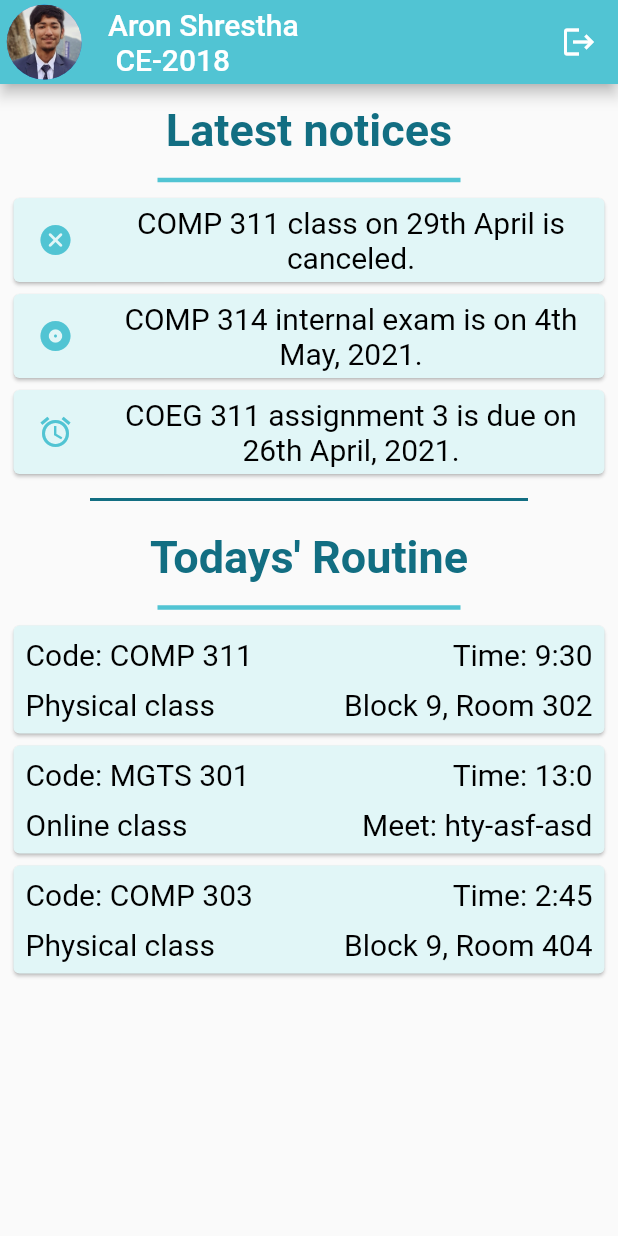
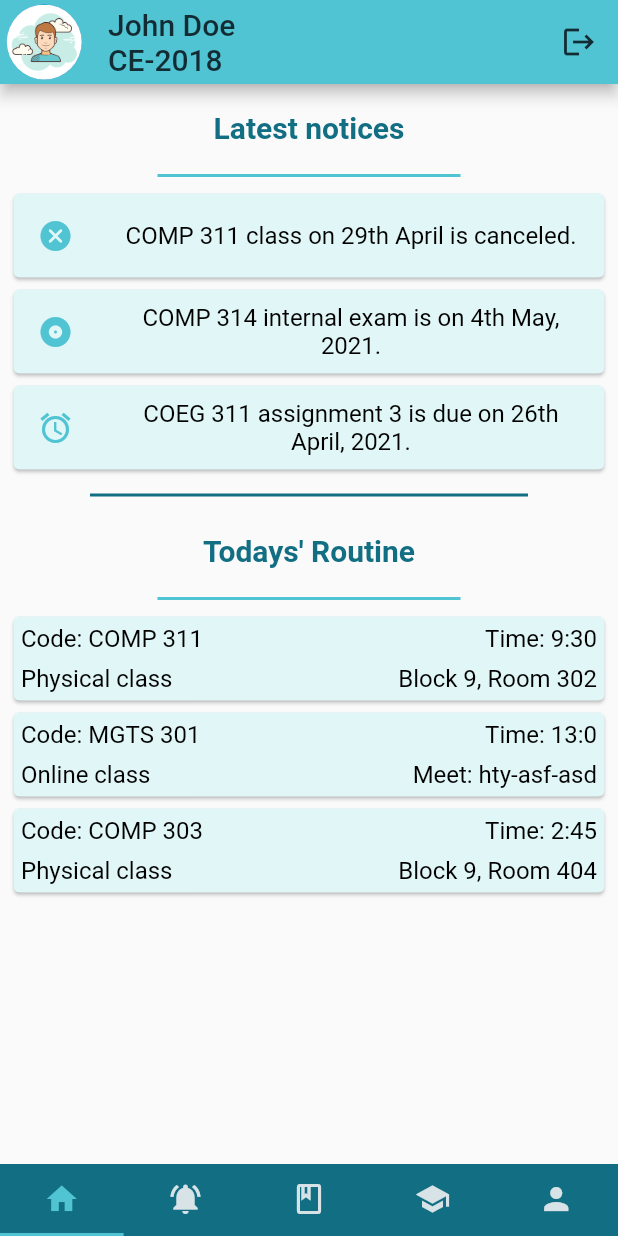
Before and after one commit to IsharMhzn/Hamro-Kakshyaa, a Flutter app: the screen it shows after launch, after a tap on the "logout" icon, on a phone screen of 412 x 824 dp. Run offline on Flutter 3.47's test engine with Material 2 defaults, Android fonts, the phone set to English and light mode, and no system bars.

Commit message:
Navbar created and navigation between pages completed.

```diff
--- a/flutter/hamro_kakshya/lib/appbar.dart
+++ b/flutter/hamro_kakshya/lib/appbar.dart
@@ -2,8 +2,11 @@ import 'package:flutter/material.dart';
 
 Widget appbar() {
   return AppBar(
-    title: Text("Aron Shrestha \n CE-2018"),
-    backgroundColor: Color(0xff51C4D3),
+    title: Text(
+      "John Doe \nCE-2018",
+      style: TextStyle(color: const Color(0xFF132C33)),
+      ),
+    backgroundColor: const Color(0xFF51C4D3),
     leading: GestureDetector(
         onTap: () {
           print('The profile icon is clicked.');
@@ -12,7 +15,7 @@ Widget appbar() {
           padding: EdgeInsets.fromLTRB(3, 3, 0, 3),
           child: CircleAvatar(
             radius: 2,
-            backgroundImage: AssetImage('assets/images/ishar.jpg'),
+            backgroundImage: AssetImage('assets/images/user.png'),
           ),
         )),
     actions: [
@@ -21,6 +24,8 @@ Widget appbar() {
         child: IconButton(
           icon: Icon(Icons.logout),
           onPressed: () {},
+          color: const Color(0xFF132C33),
+          hoverColor: const Color(0xFF126E82),
         ),
       )
     ],
--- a/flutter/hamro_kakshya/lib/homescreen/homescreen.dart
+++ b/flutter/hamro_kakshya/lib/homescreen/homescreen.dart
@@ -1,5 +1,5 @@
 import 'package:flutter/material.dart';
-import '../appbar.dart';
+// import '../appbar.dart';
 import 'notice.dart';
 import 'routine.dart';
 
@@ -12,7 +12,6 @@ class _HomeScreenState extends State<HomeScreen> {
   @override
   Widget build(BuildContext context) {
     return Scaffold(
-      appBar: appbar(),
       body: Column(
         children: [
           noticeBlock(),
--- a/flutter/hamro_kakshya/lib/homescreen/notice.dart
+++ b/flutter/hamro_kakshya/lib/homescreen/notice.dart
@@ -25,7 +25,7 @@ Widget noticeCardGenerator(notice) {
           ),
           title: Text(
             notice.notice,
-            style: TextStyle(color: Colors.black, fontSize: 20),
+            style: TextStyle(color: Colors.black, fontSize: 16),
             textAlign: TextAlign.center,
           ),
         ),
@@ -36,7 +36,7 @@ Widget noticeCardGenerator(notice) {
 }
 
 Widget noticeBlock() {
-  List<LatestNotice> latest_notices = [
+  List<LatestNotice> latestNotices = [
     LatestNotice(
         notice: 'COMP 311 class on 29th April is canceled.', type: 'cancel'),
     LatestNotice(
@@ -59,16 +59,16 @@ Widget noticeBlock() {
               style: TextStyle(
                   color: Color(0xff126e82),
                   fontWeight: FontWeight.bold,
-                  fontSize: 30),
+                  fontSize: 20),
             )),
         Divider(
           color: Color(0xff51C4D3),
-          thickness: 3,
+          thickness: 2,
           indent: 100,
           endIndent: 100,
         ),
         Column(
-          children: latest_notices
+          children: latestNotices
               .map(
                 (notice) => noticeCardGenerator(notice),
               )
--- a/flutter/hamro_kakshya/lib/homescreen/routine.dart
+++ b/flutter/hamro_kakshya/lib/homescreen/routine.dart
@@ -17,7 +17,7 @@ Widget routineCardGenerator(lecture) {
   return Card(
     color: Color(0xffe1f6f7),
     child: Padding(
-      padding: const EdgeInsets.all(8.0),
+      padding: const EdgeInsets.all(5.0),
       child: Column(
         mainAxisAlignment: MainAxisAlignment.spaceAround,
         crossAxisAlignment: CrossAxisAlignment.stretch,
@@ -27,22 +27,22 @@ Widget routineCardGenerator(lecture) {
             crossAxisAlignment: CrossAxisAlignment.center,
             children: [
               Text('Code: ${lecture.subj}',
-                  style: TextStyle(color: Colors.black, fontSize: 20)),
+                  style: TextStyle(color: Colors.black, fontSize: 16)),
               Text('Time: ${lecture.t.hour}:${lecture.t.min}',
-                  style: TextStyle(color: Colors.black, fontSize: 20)),
+                  style: TextStyle(color: Colors.black, fontSize: 16)),
             ],
           ),
           SizedBox(
-            height: 10,
+            height: 8,
           ),
           Row(
             mainAxisAlignment: MainAxisAlignment.spaceBetween,
             crossAxisAlignment: CrossAxisAlignment.center,
             children: [
               Text('${lecture.type} class',
-                  style: TextStyle(color: Colors.black, fontSize: 20)),
+                  style: TextStyle(color: Colors.black, fontSize: 16)),
               Text('${lecture.place}',
-                  style: TextStyle(color: Colors.black, fontSize: 20)),
+                  style: TextStyle(color: Colors.black, fontSize: 16)),
             ],
           )
         ],
@@ -84,11 +84,11 @@ Widget routineBlock() {
                 style: TextStyle(
                     color: Color(0xff126e82),
                     fontWeight: FontWeight.bold,
-                    fontSize: 30),
+                    fontSize: 20),
               )),
           Divider(
             color: Color(0xff51C4D3),
-            thickness: 3,
+            thickness: 2,
             indent: 100,
             endIndent: 100,
           ),
--- a/flutter/hamro_kakshya/lib/main.dart
+++ b/flutter/hamro_kakshya/lib/main.dart
@@ -1,9 +1,16 @@
 import 'package:flutter/material.dart';
-import 'homescreen/homescreen.dart';
+import 'navbar.dart';
 
 void main() {
   runApp(MaterialApp(
-    home: HomeScreen(),
+    home: Home(),
     debugShowCheckedModeBanner: false,
   ));
 }
+
+class Home extends StatelessWidget {
+  @override
+  Widget build(BuildContext context) {
+    return NavBar();
+  }
+}
--- /dev/null
+++ b/flutter/hamro_kakshya/lib/navbar.dart
@@ -0,0 +1,60 @@
+import 'package:flutter/material.dart';
+import 'appbar.dart';
+import 'homescreen/homescreen.dart';
+import 'notice.dart';
+import 'profile.dart';
+
+void main() {
+  runApp(MaterialApp(
+    home: NavBar(),
+    debugShowCheckedModeBanner: false,
+  ));
+}
+
+class NavBar extends StatelessWidget {
+  @override
+  Widget build(BuildContext context) {
+    return DefaultTabController(
+          length: 5,
+          child: Scaffold(
+            appBar: appbar(),
+            bottomNavigationBar: new Material(
+              color: const Color(0xFF126E82),
+              child: TabBar(
+                labelColor: const Color(0xFF51C4D3),
+                unselectedLabelColor: const Color(0xFFD8E3E7),
+                indicatorColor: const Color(0xFF51C4D3),
+                tabs: [
+                  Tab(icon: Icon(Icons.home)),
+                  Tab(icon: Icon(Icons.notifications_active)),
+                  Tab(icon: Icon(Icons.book_outlined)),
+                  Tab(icon: Icon(Icons.school)),
+                  Tab(icon: Icon(Icons.person)),
+                ]
+              ),
+            ),
+            body: TabBarView(
+              children: [
+                HomeScreen(),
+                Notice(),
+                Center( child: Text(
+                  "Notes Page",
+                  style: TextStyle(
+                    color: const Color(0xFF132C33),
+                    fontSize: 40),
+                    )
+                  ),
+                Center( child: Text(
+                  "Routine Page",
+                  style: TextStyle(
+                    color: const Color(0xFF132C33),
+                    fontSize: 40),
+                    )
+                  ),
+                Profile(),
+            ],
+          )
+          ),
+        );
+  }
+}
```
Also changed, not shown: flutter/hamro_kakshya/lib/notice.dart (+2 -6 lines), flutter/hamro_kakshya/lib/profile.dart (+27 -68 lines), flutter/hamro_kakshya/assets/images/user.png (added).
